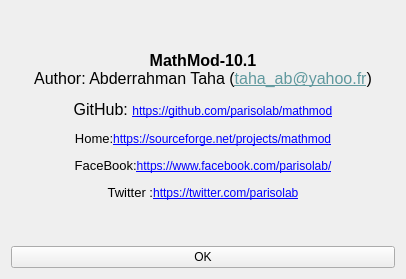
First picture: the form in ui_forms/about.ui, repository parisolab/mathmod, before the edit.
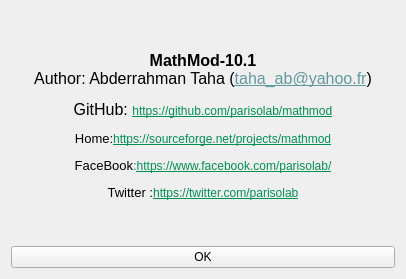
Second picture: the form after the edit.

Patch:
```diff
--- a/ui_forms/about.ui
+++ b/ui_forms/about.ui
@@ -20,7 +20,7 @@
       <font/>
      </property>
      <property name="text">
-      <string>&lt;html&gt;&lt;head/&gt;&lt;body&gt;&lt;p align=&quot;center&quot;&gt;&lt;span style=&quot; font-size:12pt; font-weight:600;&quot;&gt;MathMod-10.1&lt;/span&gt;&lt;br/&gt;&lt;span style=&quot; font-size:12pt;&quot;&gt;Author: Abderrahman Taha (&lt;/span&gt;&lt;a href=&quot;taha_ab@yahoo.fr&quot;&gt;&lt;span style=&quot; font-size:12pt; text-decoration: underline; color:#60999e;&quot;&gt;taha_ab@yahoo.fr&lt;/span&gt;&lt;/a&gt;&lt;span style=&quot; font-size:12pt;&quot;&gt;)&lt;/span&gt;&lt;/p&gt;&lt;p align=&quot;center&quot;&gt;&lt;span style=&quot; font-size:12pt;&quot;&gt;GitHub: &lt;/span&gt;&lt;a href=&quot;https://github.com/parisolab/mathmod&quot;&gt;&lt;span style=&quot; text-decoration: underline; color:#0000ff;&quot;&gt;https://github.com/parisolab/mathmod&lt;/span&gt;&lt;/a&gt;&lt;/p&gt;&lt;p align=&quot;center&quot;&gt;&lt;span style=&quot; font-size:10pt;&quot;&gt;Home:&lt;/span&gt;&lt;a href=&quot;https://sourceforge.net/projects/mathmod&quot;&gt;&lt;span style=&quot; text-decoration: underline; color:#0000ff;&quot;&gt;https://sourceforge.net/projects/mathmod&lt;/span&gt;&lt;/a&gt;&lt;/p&gt;&lt;p align=&quot;center&quot;&gt;&lt;span style=&quot; font-size:10pt;&quot;&gt;FaceBook:&lt;/span&gt;&lt;a href=&quot;https://www.facebook.com/parisolab/&quot;&gt;&lt;span style=&quot; text-decoration: underline; color:#0000ff;&quot;&gt;https://www.facebook.com/parisolab/&lt;/span&gt;&lt;/a&gt;&lt;/p&gt;&lt;p align=&quot;center&quot;&gt;&lt;span style=&quot; font-size:10pt;&quot;&gt;Twitter :&lt;/span&gt;&lt;a href=&quot;https://twitter.com/parisolab&quot;&gt;&lt;span style=&quot; text-decoration: underline; color:#0000ff;&quot;&gt;https://twitter.com/parisolab&lt;/span&gt;&lt;/a&gt;&lt;/p&gt;&lt;/body&gt;&lt;/html&gt;</string>
+      <string>&lt;html&gt;&lt;head/&gt;&lt;body&gt;&lt;p align=&quot;center&quot;&gt;&lt;span style=&quot; font-size:12pt; font-weight:600;&quot;&gt;MathMod-10.1&lt;/span&gt;&lt;br/&gt;&lt;span style=&quot; font-size:12pt;&quot;&gt;Author: Abderrahman Taha (&lt;/span&gt;&lt;a href=&quot;taha_ab@yahoo.fr&quot;&gt;&lt;span style=&quot; font-size:12pt; text-decoration: underline; color:#60999e;&quot;&gt;taha_ab@yahoo.fr&lt;/span&gt;&lt;/a&gt;&lt;span style=&quot; font-size:12pt;&quot;&gt;)&lt;/span&gt;&lt;/p&gt;&lt;p align=&quot;center&quot;&gt;&lt;span style=&quot; font-size:12pt;&quot;&gt;GitHub: &lt;/span&gt;&lt;a href=&quot;https://github.com/parisolab/mathmod&quot;&gt;&lt;span style=&quot; text-decoration: underline; color:#009051;&quot;&gt;https://github.com/parisolab/mathmod&lt;/span&gt;&lt;/a&gt;&lt;/p&gt;&lt;p align=&quot;center&quot;&gt;&lt;span style=&quot; font-size:10pt;&quot;&gt;Home&lt;/span&gt;&lt;span style=&quot; font-size:10pt; color:#131313;&quot;&gt;:&lt;/span&gt;&lt;a href=&quot;https://sourceforge.net/projects/mathmod&quot;&gt;&lt;span style=&quot; text-decoration: underline; color:#009051;&quot;&gt;https://sourceforge.net/projects/mathmod&lt;/span&gt;&lt;/a&gt;&lt;/p&gt;&lt;p align=&quot;center&quot;&gt;&lt;span style=&quot; font-size:10pt;&quot;&gt;FaceBook&lt;/span&gt;&lt;span style=&quot; font-size:10pt; color:#009051;&quot;&gt;:&lt;/span&gt;&lt;a href=&quot;https://www.facebook.com/parisolab/&quot;&gt;&lt;span style=&quot; text-decoration: underline; color:#009051;&quot;&gt;https://www.facebook.com/parisolab/&lt;/span&gt;&lt;/a&gt;&lt;/p&gt;&lt;p align=&quot;center&quot;&gt;&lt;span style=&quot; font-size:10pt;&quot;&gt;Twitter :&lt;/span&gt;&lt;a href=&quot;https://twitter.com/parisolab&quot;&gt;&lt;span style=&quot; text-decoration: underline; color:#009051;&quot;&gt;https://twitter.com/parisolab&lt;/span&gt;&lt;/a&gt;&lt;/p&gt;&lt;/body&gt;&lt;/html&gt;</string>
      </property>
      <property name="wordWrap">
       <bool>false</bool>
```
